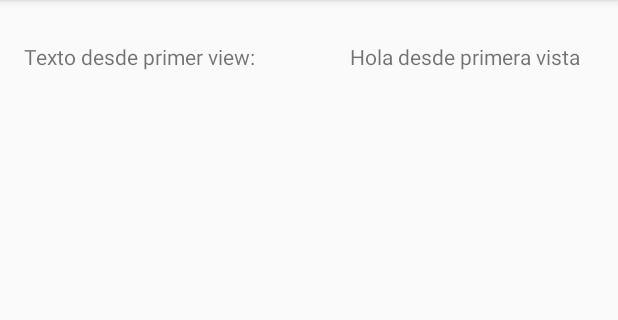
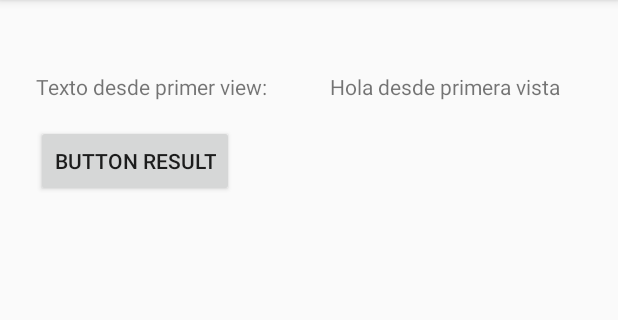
Before and after one commit to Irwing-Herrera/Android-Curso, an Android app: the screen it shows after launch (SecondActivity), after a tap on "TOAST Y NAVEGAR A SEGUNDA VIEW", on a phone screen of 412 x 824 dp, the part 84-404 px from its top. Run offline under Robolectric (Android 15) with nearby library versions, the phone set to English and light mode, and no system bars.

Commit message:
CardView basico

```diff
--- a/app/build.gradle
+++ b/app/build.gradle
@@ -27,6 +27,7 @@ dependencies {
     implementation 'androidx.appcompat:appcompat:1.1.0'
     implementation 'androidx.constraintlayout:constraintlayout:1.1.3'
     implementation 'androidx.recyclerview:recyclerview:1.1.0'
+    implementation 'androidx.cardview:cardview:1.0.0'
     testImplementation 'junit:junit:4.12'
     androidTestImplementation 'androidx.test.ext:junit:1.1.1'
     androidTestImplementation 'androidx.test.espresso:espresso-core:3.2.0'
--- a/app/src/main/java/com/example/myapplicationcurso/ListActivity.java
+++ b/app/src/main/java/com/example/myapplicationcurso/ListActivity.java
@@ -1,7 +1,9 @@
 package com.example.myapplicationcurso;
 
+import androidx.annotation.Nullable;
 import androidx.appcompat.app.AppCompatActivity;
 
+import android.app.Activity;
 import android.content.Intent;
 import android.os.Bundle;
 import android.util.Log;
@@ -11,6 +13,7 @@ import android.widget.Button;
 import android.widget.ListView;
 import android.widget.Toast;
 
+import com.example.myapplicationcurso.CardView.CardViewActivity;
 import com.example.myapplicationcurso.RecyclerView.RecyclerActivity;
 
 import java.util.ArrayList;
@@ -22,6 +25,7 @@ public class ListActivity extends AppCompatActivity {
     private Button btnViewThird;
     private Button btnGridView;
     private Button btnViewRecyclerView;
+    private Button btnCardView;
 
     private ListView listViewDatos;
     private final String TEXTFROMFIRSTVIEW = "Hola desde primera vista";
@@ -74,6 +78,15 @@ public class ListActivity extends AppCompatActivity {
             }
         });
 
+        btnCardView = findViewById(R.id.btnViewCardView);
+        btnCardView.setOnClickListener(new View.OnClickListener() {
+            @Override
+            public void onClick(View v) {
+                Intent intent = new Intent(ListActivity.this, CardViewActivity.class);
+                startActivity(intent);
+            }
+        });
+
         listViewDatos = findViewById(R.id.listDatos);
 
         nombres = new ArrayList<String>();
@@ -114,7 +127,8 @@ public class ListActivity extends AppCompatActivity {
 
         Intent intent = new Intent(this, SecondActivity.class);
         intent.putExtra("textView", TEXTFROMFIRSTVIEW);
-        startActivity(intent);
+        //startActivity(intent);
+        startActivityForResult(intent,1);
     }
 
     @Override
@@ -164,4 +178,15 @@ public class ListActivity extends AppCompatActivity {
         System.out.println("onDestroy");
         Toast.makeText(this, "onDestroy", Toast.LENGTH_LONG).show();
     }
+
+    @Override
+    protected void onActivityResult(int requestCode, int resultCode, @Nullable Intent data) {
+        super.onActivityResult(requestCode, resultCode, data);
+        System.out.println("Codigo de resultado" + resultCode);
+
+        if (resultCode == Activity.RESULT_OK) {
+            int info = data.getIntExtra("resultado", 0);
+            System.out.println("El resultado es: " + info);
+        }
+    }
 }
--- a/app/src/main/java/com/example/myapplicationcurso/SecondActivity.java
+++ b/app/src/main/java/com/example/myapplicationcurso/SecondActivity.java
@@ -2,12 +2,17 @@ package com.example.myapplicationcurso;
 
 import androidx.appcompat.app.AppCompatActivity;
 
+import android.app.Activity;
+import android.content.Intent;
 import android.os.Bundle;
+import android.view.View;
+import android.widget.Button;
 import android.widget.TextView;
 
 public class SecondActivity extends AppCompatActivity {
 
     private TextView textView;
+    private Button btnResult;
 
     @Override
     protected void onCreate(Bundle savedInstanceState) {
@@ -15,6 +20,7 @@ public class SecondActivity extends AppCompatActivity {
         setContentView(R.layout.activity_second);
 
         textView = findViewById(R.id.textFirstView);
+        btnResult = findViewById(R.id.btnResult);
 
         // Tomar valores del intent
         Bundle bundle = getIntent().getExtras();
@@ -24,5 +30,15 @@ public class SecondActivity extends AppCompatActivity {
         } else {
             textView.setText("Valor viene null");
         }
+
+        btnResult.setOnClickListener(new View.OnClickListener() {
+            @Override
+            public void onClick(View v) {
+                Intent intent = new Intent();
+                intent.putExtra("resultado", 11);
+                setResult(Activity.RESULT_OK, intent);
+                finish();
+            }
+        });
     }
 }
--- a/app/src/main/res/layout/activity_second.xml
+++ b/app/src/main/res/layout/activity_second.xml
@@ -10,8 +10,8 @@
         android:id="@+id/textView"
         android:layout_width="wrap_content"
         android:layout_height="wrap_content"
-        android:layout_marginStart="16dp"
-        android:layout_marginTop="28dp"
+        android:layout_marginStart="24dp"
+        android:layout_marginTop="48dp"
         android:text="Texto desde primer view: "
         app:layout_constraintStart_toStartOf="parent"
         app:layout_constraintTop_toTopOf="parent" />
@@ -20,8 +20,18 @@
         android:id="@+id/textFirstView"
         android:layout_width="wrap_content"
         android:layout_height="wrap_content"
-        android:layout_marginStart="60dp"
         android:text=""
+        app:layout_constraintEnd_toEndOf="parent"
         app:layout_constraintStart_toEndOf="@+id/textView"
         app:layout_constraintTop_toTopOf="@+id/textView" />
+
+    <Button
+        android:id="@+id/btnResult"
+        android:layout_width="wrap_content"
+        android:layout_height="wrap_content"
+        android:layout_marginStart="24dp"
+        android:layout_marginTop="16dp"
+        android:text="Button Result"
+        app:layout_constraintStart_toStartOf="parent"
+        app:layout_constraintTop_toBottomOf="@+id/textView" />
 </androidx.constraintlayout.widget.ConstraintLayout>
```
Also changed, not shown: app/src/main/AndroidManifest.xml (+9 -4 lines), app/src/main/java/com/example/myapplicationcurso/CardView/CardViewActivity.java (added, +22 -0 lines), app/src/main/java/com/example/myapplicationcurso/RecyclerView/RecyclerActivity.java (+13 -7 lines), app/src/main/res/layout/activity_card_view.xml (added, +40 -0 lines), app/src/main/res/layout/activity_main.xml (+10 -2 lines), app/src/main/res/layout/recycler_view_item.xml (+5 -3 lines), app/src/main/res/drawable/img.jpg (added).
